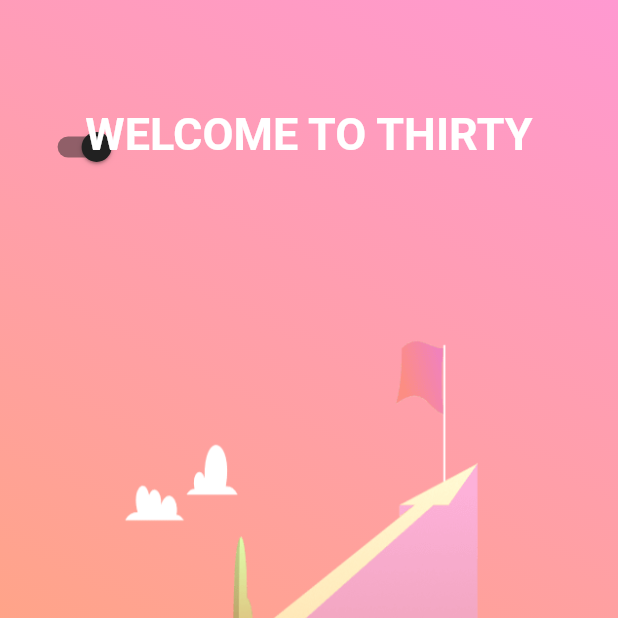
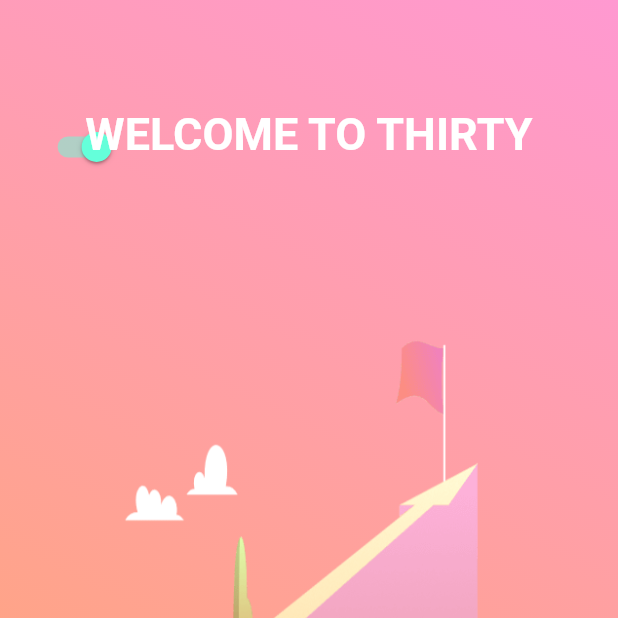
Before and after one commit to Omine100/Thirty, a Flutter app: the screen it shows after launch, on a phone screen of 412 x 824 dp, the top half of it. Run offline on Flutter 3.47's test engine with Material 2 defaults, Android fonts, the phone set to English and light mode, and no system bars; our stand-ins replace cloud_firestore, firebase_auth, intro_slider, lottie, page_transition, shared_preferences; accounts and stored records are empty.

Commit message:
Themes.dart update
I think that I finally figured out the darkTheme stuff, I just need to clean it up a bit tomorrow and figure out what colors I want to use

```diff
--- a/thirty_1.0/thirty/lib/pages/welcome.dart
+++ b/thirty_1.0/thirty/lib/pages/welcome.dart
@@ -91,12 +91,9 @@ class _WelcomeScreenState extends State<WelcomeScreen> {
                 width: 100,
                 child: Consumer<ThemeNotifier>(
                   builder: (context, notifier, child) => SwitchListTile(
-                    activeColor: Theme.of(context).primaryColor,
-                    inactiveThumbColor: Theme.of(context).primaryColor,
                     onChanged: (val) {
                       notifier.toggleTheme();
-                      print(val);
-                      print(MediaQuery.of(context).platformBrightness);
+                      print(Theme.of(context).primaryColor.value);
                     },
                     value: notifier.darkTheme,
                   ),
--- a/thirty_1.0/thirty/lib/standards/themes.dart
+++ b/thirty_1.0/thirty/lib/standards/themes.dart
@@ -3,11 +3,13 @@ import 'package:shared_preferences/shared_preferences.dart';
 
 //Theme: Light theme
 ThemeData light = new ThemeData(
+  primaryColor: Colors.red,
   brightness: Brightness.dark,
 );
 
 //Theme: Dark theme
 ThemeData dark = new ThemeData(
+  primaryColor: Colors.blue,
   brightness: Brightness.dark,
 );
 
@@ -240,9 +242,10 @@ class Themes {
 
   //Mechanics: Get color value
   Color getColor(BuildContext context, String _selection) {
-    Color value = Theme.of(context)
-        .colorScheme
-        .color(selection: _selection, isDark: checkDarkTheme(context));
+    Color value = Theme.of(context).colorScheme.color(
+        selection: _selection,
+        isDark:
+            Theme.of(context).primaryColor.value == 4280391411 ? false : true);
     return value;
   }
 
```
